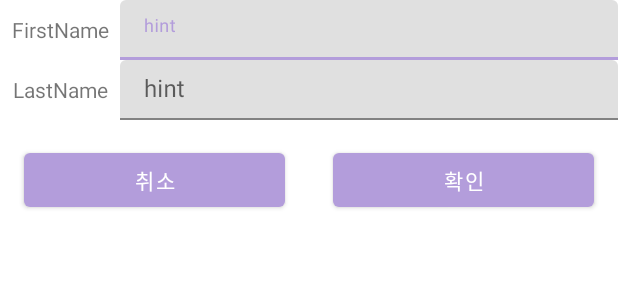
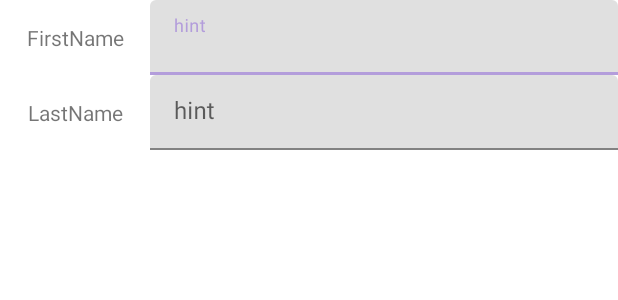
Before and after one commit to co323co/PracticeForm, an Android app: the layout update_dialog.xml on its own in the app's theme, with its tools: preview values and no code run, on a phone screen of 412 x 824 dp. Shown: the top 300 px of the screen. Run offline under Robolectric (Android 15) with nearby library versions, the phone set to English and light mode, and no system bars.

Commit message:
아이템 수정 다이얼로그 띄우기까지 완료

```diff
--- a/app/src/main/res/layout/udate_dialog.xml
+++ b/app/src/main/res/layout/update_dialog.xml
@@ -8,8 +8,8 @@
 
     <TextView
         android:id="@+id/textView2"
-        android:layout_width="80dp"
-        android:layout_height="40dp"
+        android:layout_width="100dp"
+        android:layout_height="50dp"
         android:gravity="center"
         android:text="FirstName"
         app:layout_constraintStart_toStartOf="parent"
@@ -17,8 +17,8 @@
 
     <TextView
         android:id="@+id/textView3"
-        android:layout_width="80dp"
-        android:layout_height="40dp"
+        android:layout_width="100dp"
+        android:layout_height="50dp"
         android:gravity="center"
         android:text="LastName"
         app:layout_constraintStart_toStartOf="parent"
@@ -27,7 +27,7 @@
     <com.google.android.material.textfield.TextInputLayout
         android:id="@+id/textInputLayout"
         android:layout_width="0dp"
-        android:layout_height="40dp"
+        android:layout_height="50dp"
         app:layout_constraintEnd_toEndOf="parent"
         app:layout_constraintStart_toEndOf="@+id/textView2"
         app:layout_constraintTop_toTopOf="parent">
@@ -42,7 +42,7 @@
     <com.google.android.material.textfield.TextInputLayout
         android:id="@+id/textInputLayout3"
         android:layout_width="0dp"
-        android:layout_height="40dp"
+        android:layout_height="50dp"
         app:layout_constraintEnd_toEndOf="parent"
         app:layout_constraintStart_toEndOf="@+id/textView3"
         app:layout_constraintTop_toBottomOf="@+id/textInputLayout">
@@ -54,35 +54,5 @@
             android:hint="hint" />
     </com.google.android.material.textfield.TextInputLayout>
 
-    <LinearLayout
-        android:id="@+id/linear_layout"
-        android:layout_width="match_parent"
-        android:layout_height="80dp"
-        android:orientation="horizontal"
-        app:layout_constraintEnd_toEndOf="parent"
-        app:layout_constraintHorizontal_bias="0.0"
-        app:layout_constraintStart_toStartOf="parent"
-        app:layout_constraintTop_toBottomOf="@+id/textInputLayout3">
-
-        <com.google.android.material.button.MaterialButton
-            android:layout_margin="16dp"
-            android:id="@+id/btn_update_no"
-            android:layout_width="match_parent"
-            android:layout_height="wrap_content"
-            android:layout_weight="1"
-            android:text="취소" />
-
-        <com.google.android.material.button.MaterialButton
-            android:id="@+id/btn_update_ok"
-            android:layout_margin="16dp"
-            android:layout_width="match_parent"
-            android:layout_height="wrap_content"
-            android:text="확인"
-            android:layout_weight="1"
-            app:layout_constraintEnd_toEndOf="parent"
-            app:layout_constraintTop_toBottomOf="@+id/textView3" />
-
-    </LinearLayout>
-
 
 </androidx.constraintlayout.widget.ConstraintLayout>
```
Also changed, not shown: app/src/main/java/com/example/practiceform/HomeFragment.kt (+43 -40 lines), app/src/main/java/com/example/practiceform/MainActivity.kt (+0 -8 lines).
